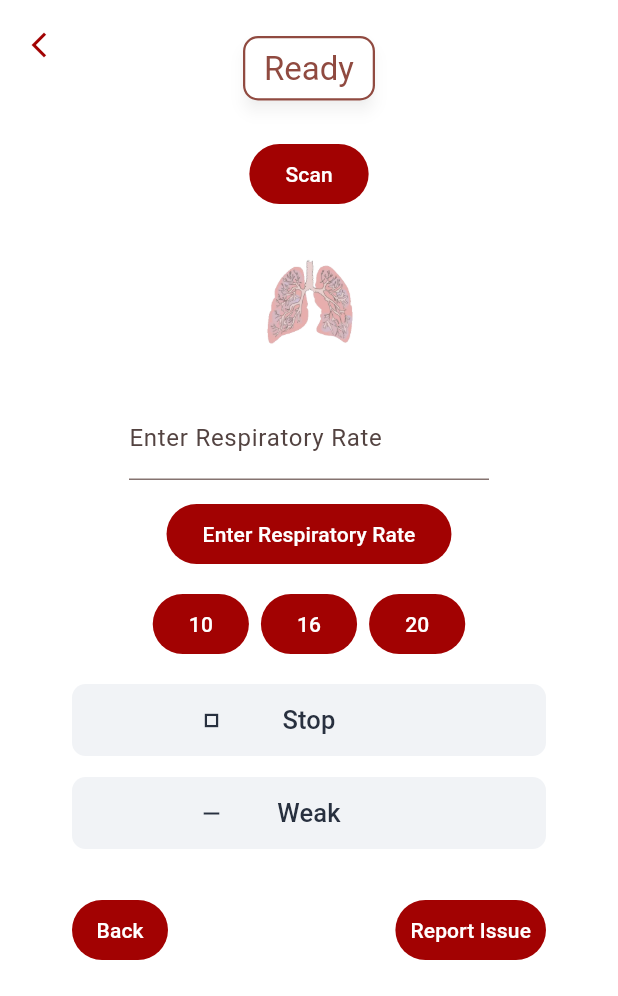
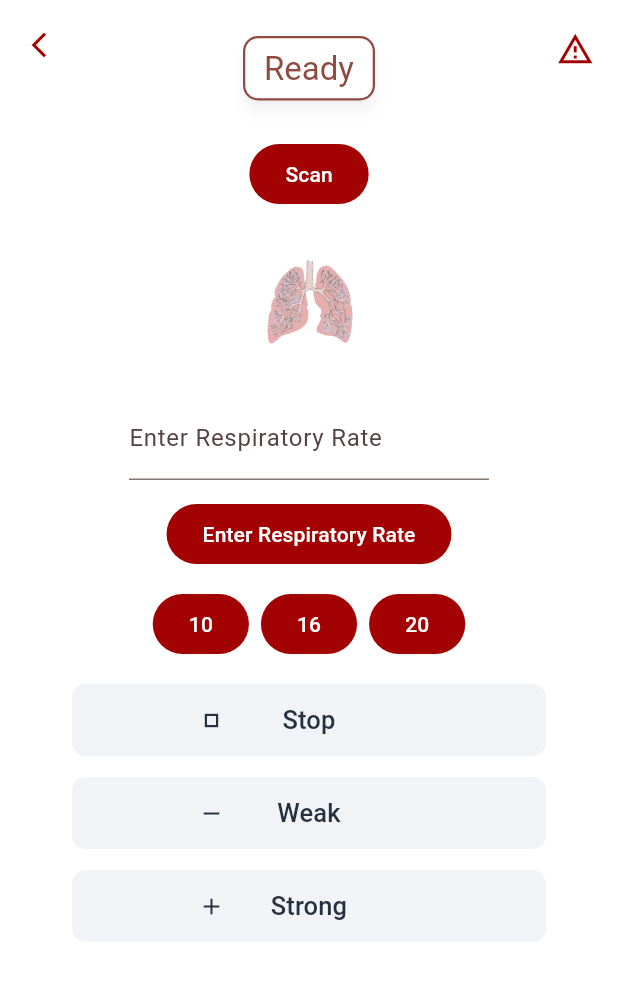
Before and after one commit to Lemonaderz/Flutter-pi-pump-app, a Flutter app: the screen it shows after launch, after a tap on "Vent App", on a phone screen of 412 x 824 dp, the part 240-1236 px from its top. Run offline on Flutter 3.47's test engine with Material 3 defaults, Android fonts, the phone set to English and light mode, and no system bars; our stand-ins replace permission_handler, webview_flutter; missing offline and left inert: flutter_reactive_ble, wifi_iot.

Commit message:
Moved report button

```diff
--- a/lib/screens/vent_page.dart
+++ b/lib/screens/vent_page.dart
@@ -81,13 +81,63 @@
                               ),
                             ),
                             BigCard(pair: pair),
+                            Align(
+                              alignment: Alignment.topRight,
+                              child: GestureDetector(
+                                behavior: HitTestBehavior.opaque,
+                                onTap: () async {
+                                  showDialog(context: context, builder: (BuildContext context) {
+                                    return  AlertDialog(
+                                    shape: RoundedRectangleBorder(
+                                      borderRadius:
+                                          BorderRadius.all(Radius.circular(16)),
+                                      side: const BorderSide(),
+                                    ),
+                                    contentPadding: const EdgeInsets.only(
+                                      left: 24.0,
+                                      top: 16.0,
+                                      right: 24.0,
+                                      bottom: 16.0,
+                                    ),
+                                    title: Text("Report Issue"),
+                                    content:
+                                        Text("Go to form to report issue?"),
+                                    actionsAlignment: MainAxisAlignment.center,
+                                    actions: [
+                                      TextButton(
+                                        onPressed: () => appState.launchURL(
+                                            'https://forms.gle/spvtjherXz3DNYiJ9'),
+                                        child: const Text('Yes'),
+                                      ),
+                                      TextButton(
+                                        onPressed: () =>
+                                            Navigator.of(context).pop(),
+                                        child: const Text('No'),
+                                      ),
+                                    ],
+                                  );
+                                  });
+                                },
+                                child: Container(
+                                  width: 80,
+                                  height: 60,
+                                  alignment: Alignment.topRight,
+                                  child: Icon(
+                                    Icons.warning_amber_outlined,
+                                    size: 25,
+                                    color: Color(0xFFA20202),
+                                  ),
+                                ),
+                              ),
+                            ),
                           ],
                         ),
                       ),
                       const SizedBox(height: 12),
                       ElevatedButton(
                         onPressed: () {
-                        if (appState.currentlyScanning || appState.connected) {
+                          if (appState.currentlyScanning ||
+                              appState.connected) {
                             var title = 'Currently Scanning';
                             var content = 'Already scanning.';
                             if (appState.connected) {
@@ -199,55 +249,6 @@
                   ),
                 ),
               ),
-            SafeArea(
-              top: false,
-              child: Padding(
-                padding: const EdgeInsets.fromLTRB(48.0, 16.0, 48.0, 20.0),
-                child: LayoutBuilder(
-                  builder: (context, constraints) {
-                    final buttonWidth = constraints.maxWidth > 600
-                        ? constraints.maxWidth * 0.5
-                        : constraints.maxWidth;
-                    return Center(
-                      child: SizedBox(
-                        width: buttonWidth,
-                        child: Row(
-                          children: [
-                            ElevatedButton(
-                              onPressed: () {
-                                appState.reset();
-                                Navigator.pop(context);
-                              },
-                              style: ElevatedButton.styleFrom(
-                                padding: const EdgeInsets.symmetric(
-                                  horizontal: 10.0,
-                                  vertical: 4.0,
-                                ),
-                              ),
-                              child: const Text('Back'),
-                            ),
-                            const Spacer(),
-                            ElevatedButton(
-                              onPressed: () {
-                                appState.launchURL(
-                                    'https://forms.gle/spvtjherXz3DNYiJ9');
-                              },
-                              style: ElevatedButton.styleFrom(
-                                padding: const EdgeInsets.symmetric(
-                                  horizontal: 10.0,
-                                  vertical: 4.0,
-                                ),
-                              ),
-                              child: const Text('Report Issue'),
-                            ),
-                          ],
-                        ),
-                      ),
-                    );
-                  },
-                ),
-              ),
-            ),
             ],
           ),
         ),
--- a/lib/widgets/app_menu_button.dart
+++ b/lib/widgets/app_menu_button.dart
@@ -29,8 +29,8 @@
               children: [
                 Image.asset(
                   imagePath,
-                  height: 92,
-                  width: 92,
+                  height: 70,
+                  width: 70,
                 ),
                 const SizedBox(height: 14),
                 Text(
@@ -39,7 +39,7 @@
                   style: const TextStyle(
                     color: Color(0xFFA20202),
                     fontWeight: FontWeight.w600,
-                    fontSize: 22,
+                    fontSize: 20,
                   ),
                 ),
               ],
```
Also changed, not shown: lib/screens/pulse_page.dart (+58 -50 lines). Lines whose indentation alone changed are shown as unchanged.
